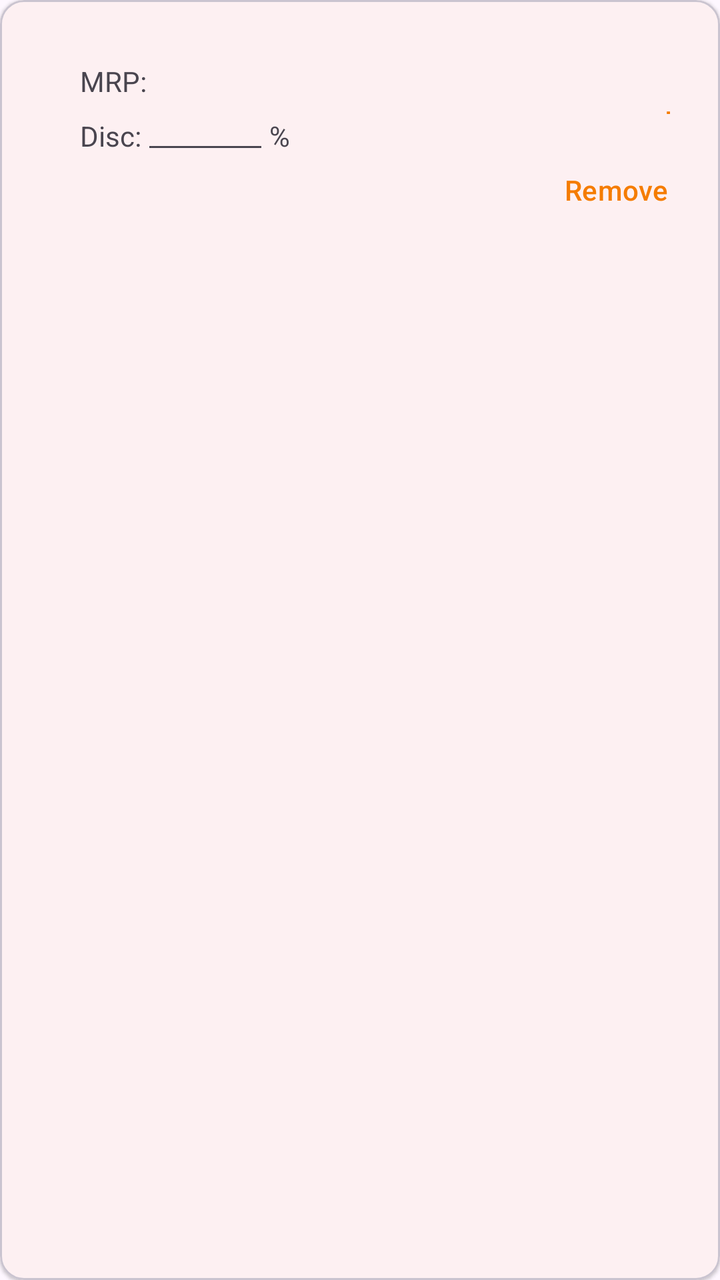
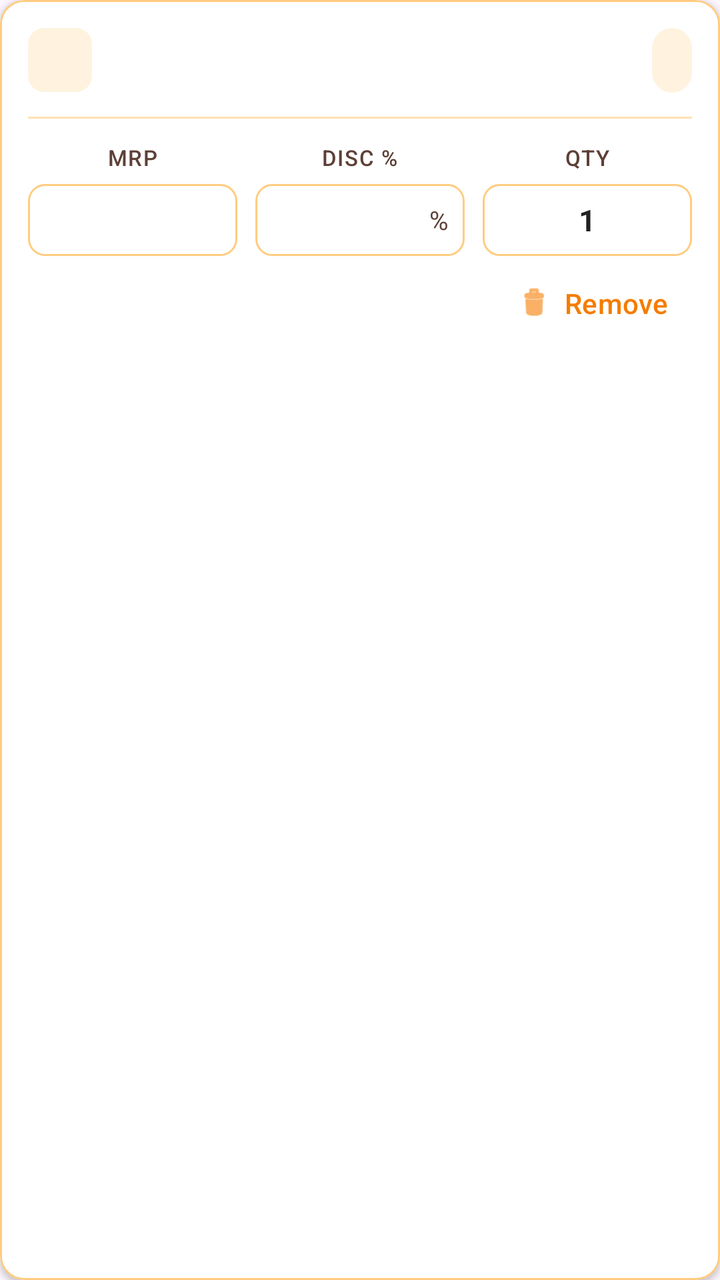

Compare the two renders of this Android layout. The source of the first and the diff that turns it into the second are given below.
<!-- AndroidManifest.xml: application theme Theme.VikrSaathi -->
<!-- res/layout/item_bill_line.xml -->
<?xml version="1.0" encoding="utf-8"?>
<com.google.android.material.card.MaterialCardView xmlns:android="http://schemas.android.com/apk/res/android"
    xmlns:app="http://schemas.android.com/apk/res-auto"
    android:layout_width="match_parent"
    android:layout_height="wrap_content"
    android:layout_margin="4dp"
    app:cardElevation="1dp">

    <LinearLayout
        android:layout_width="match_parent"
        android:layout_height="wrap_content"
        android:orientation="vertical"
        android:padding="8dp">

        <LinearLayout
            android:layout_width="match_parent"
            android:layout_height="wrap_content"
            android:orientation="horizontal">

            <TextView
                android:id="@+id/textSlNo"
                android:layout_width="32dp"
                android:layout_height="wrap_content"
                android:textStyle="bold" />

            <LinearLayout
                android:layout_width="0dp"
                android:layout_height="wrap_content"
                android:layout_weight="1"
                android:orientation="vertical">

                <TextView
                    android:id="@+id/textParticulars"
                    android:layout_width="match_parent"
                    android:layout_height="wrap_content"
                    android:textStyle="bold" />

                <LinearLayout
                    android:layout_width="match_parent"
                    android:layout_height="wrap_content"
                    android:layout_marginTop="4dp"
                    android:gravity="center_vertical"
                    android:orientation="horizontal">

                    <TextView
                        android:layout_width="wrap_content"
                        android:layout_height="wrap_content"
                        android:text="@string/mrp_label" />

                    <TextView
                        android:id="@+id/textMrp"
                        android:layout_width="wrap_content"
                        android:layout_height="wrap_content"
                        android:layout_marginStart="4dp" />
                </LinearLayout>

                <LinearLayout
                    android:layout_width="match_parent"
                    android:layout_height="wrap_content"
                    android:layout_marginTop="4dp"
                    android:gravity="center_vertical"
                    android:orientation="horizontal">

                    <TextView
                        android:layout_width="wrap_content"
                        android:layout_height="wrap_content"
                        android:text="@string/discount_label" />

                    <com.google.android.material.textfield.TextInputEditText
                        android:id="@+id/editDiscount"
                        android:layout_width="64dp"
                        android:layout_height="wrap_content"
                        android:inputType="numberDecimal"
                        android:minHeight="0dp"
                        android:padding="4dp"
                        android:textSize="14sp" />

                    <TextView
                        android:layout_width="wrap_content"
                        android:layout_height="wrap_content"
                        android:text="%" />
                </LinearLayout>
            </LinearLayout>

            <LinearLayout
                android:layout_width="wrap_content"
                android:layout_height="wrap_content"
                android:gravity="end"
                android:orientation="vertical">

                <TextView
                    android:id="@+id/textPrice"
                    android:layout_width="wrap_content"
                    android:layout_height="wrap_content"
                    android:textStyle="bold" />

                <LinearLayout
                    android:layout_width="wrap_content"
                    android:layout_height="wrap_content"
                    android:layout_marginTop="8dp"
                    android:gravity="center_vertical"
                    android:orientation="horizontal">

                    <com.google.android.material.button.MaterialButton
                        android:id="@+id/buttonDecreaseQty"
                        style="@style/Widget.Material3.Button.IconButton"
                        android:layout_width="36dp"
                        android:layout_height="36dp"
                        android:text="-" />

                    <TextView
                        android:id="@+id/textQuantity"
                        android:layout_width="32dp"
                        android:layout_height="wrap_content"
                        android:gravity="center"
                        android:textStyle="bold" />

                    <com.google.android.material.button.MaterialButton
                        android:id="@+id/buttonIncreaseQty"
                        style="@style/Widget.Material3.Button.IconButton"
                        android:layout_width="36dp"
                        android:layout_height="36dp"
                        android:text="+" />
                </LinearLayout>

                <com.google.android.material.button.MaterialButton
                    android:id="@+id/buttonRemoveLine"
                    style="@style/Widget.Material3.Button.TextButton"
                    android:layout_width="wrap_content"
                    android:layout_height="wrap_content"
                    android:text="@string/remove" />
            </LinearLayout>
        </LinearLayout>
    </LinearLayout>
</com.google.android.material.card.MaterialCardView>
<!-- resources referenced by this layout -->
<resources>
  <string name="discount_label">Disc:</string>
  <string name="mrp_label">MRP:</string>
  <string name="remove">Remove</string>
  <style name="Theme.VikrSaathi" parent="Theme.Material3.DayNight.NoActionBar">
          <item name="colorPrimary">@color/orange_primary</item>
          <item name="colorPrimaryDark">@color/orange_primary_dark</item>
          <item name="colorPrimaryVariant">@color/orange_primary_dark</item>
          <item name="colorOnPrimary">@color/orange_on_primary</item>
          <item name="colorSecondary">@color/orange_accent</item>
          <item name="colorSecondaryVariant">@color/orange_700</item>
          <item name="colorOnSecondary">@color/black</item>
          <item name="colorPrimaryContainer">@color/orange_100</item>
          <item name="colorOnPrimaryContainer">@color/orange_900</item>
          <item name="android:statusBarColor">@color/orange_primary_dark</item>
          <item name="android:navigationBarColor">@color/orange_primary_dark</item>
      </style>
  <color name="orange_primary">#F57C00</color>
  <color name="orange_primary_dark">#E65100</color>
  <color name="orange_on_primary">#FFFFFF</color>
  <color name="orange_accent">#FFB74D</color>
  <color name="orange_700">#F57C00</color>
  <color name="black">#FF000000</color>
  <color name="orange_100">#FFE0B2</color>
  <color name="orange_900">#E65100</color>
</resources>

<!-- the commit's change to res/layout/item_bill_line.xml (unified diff, before → after) -->
@@ -1,135 +1,181 @@
 <?xml version="1.0" encoding="utf-8"?>
 <com.google.android.material.card.MaterialCardView xmlns:android="http://schemas.android.com/apk/res/android"
     xmlns:app="http://schemas.android.com/apk/res-auto"
+    style="@style/VikrSaathiBillLineCard"
     android:layout_width="match_parent"
     android:layout_height="wrap_content"
-    android:layout_margin="4dp"
-    app:cardElevation="1dp">
+    android:layout_marginHorizontal="2dp"
+    android:layout_marginVertical="6dp">
 
     <LinearLayout
         android:layout_width="match_parent"
         android:layout_height="wrap_content"
         android:orientation="vertical"
-        android:padding="8dp">
+        android:padding="14dp">
 
         <LinearLayout
             android:layout_width="match_parent"
             android:layout_height="wrap_content"
+            android:gravity="center_vertical"
             android:orientation="horizontal">
 
             <TextView
                 android:id="@+id/textSlNo"
                 android:layout_width="32dp"
+                android:layout_height="32dp"
+                android:background="@drawable/bg_bill_line_badge"
+                android:gravity="center"
+                android:textColor="@color/orange_800"
+                android:textSize="14sp"
+                android:textStyle="bold" />
+
+            <TextView
+                android:id="@+id/textParticulars"
+                android:layout_width="0dp"
                 android:layout_height="wrap_content"
+                android:layout_marginStart="12dp"
+                android:layout_weight="1"
+                android:ellipsize="end"
+                android:maxLines="2"
+                android:textAppearance="?attr/textAppearanceTitleMedium"
+                android:textColor="@color/text_primary_dark"
                 android:textStyle="bold" />
+
+            <TextView
+                android:id="@+id/textPrice"
+                android:layout_width="wrap_content"
+                android:layout_height="wrap_content"
+                android:layout_marginStart="8dp"
+                android:background="@drawable/bg_bill_line_total"
+                android:paddingHorizontal="10dp"
+                android:paddingVertical="6dp"
+                android:textColor="@color/orange_800"
+                android:textSize="15sp"
+                android:textStyle="bold" />
+        </LinearLayout>
+
+        <View
+            android:layout_width="match_parent"
+            android:layout_height="1dp"
+            android:layout_marginTop="12dp"
+            android:layout_marginBottom="12dp"
+            android:background="@color/orange_100" />
+
+        <LinearLayout
+            android:layout_width="match_parent"
+            android:layout_height="wrap_content"
+            android:baselineAligned="false"
+            android:orientation="horizontal">
 
             <LinearLayout
                 android:layout_width="0dp"
                 android:layout_height="wrap_content"
+                android:layout_marginEnd="6dp"
                 android:layout_weight="1"
+                android:gravity="center_horizontal"
                 android:orientation="vertical">
 
                 <TextView
-                    android:id="@+id/textParticulars"
+                    style="@style/VikrSaathiBillLineLabel"
+                    android:layout_width="wrap_content"
+                    android:layout_height="wrap_content"
+                    android:text="@string/mrp" />
+
+                <TextView
+                    android:id="@+id/textMrp"
                     android:layout_width="match_parent"
+                    android:layout_height="36dp"
+                    android:layout_marginTop="6dp"
+                    android:background="@drawable/bg_bill_line_input"
+                    android:gravity="center"
+                    android:textColor="@color/text_primary_dark"
+                    android:textSize="15sp"
+                    android:textStyle="bold" />
+            </LinearLayout>
+
+            <LinearLayout
+                android:layout_width="0dp"
+                android:layout_height="wrap_content"
+                android:layout_marginHorizontal="3dp"
+                android:layout_weight="1"
+                android:gravity="center_horizontal"
+                android:orientation="vertical">
+
+                <TextView
+                    style="@style/VikrSaathiBillLineLabel"
+                    android:layout_width="wrap_content"
                     android:layout_height="wrap_content"
-                    android:textStyle="bold" />
+                    android:text="@string/discount_short" />
 
                 <LinearLayout
                     android:layout_width="match_parent"
-                    android:layout_height="wrap_content"
-                    android:layout_marginTop="4dp"
-                    android:gravity="center_vertical"
-                    android:orientation="horizontal">
+                    android:layout_height="36dp"
+                    android:layout_marginTop="6dp"
+                    android:background="@drawable/bg_bill_line_input"
+                    android:gravity="center"
+                    android:orientation="horizontal"
+                    android:paddingHorizontal="4dp">
+
+                    <com.google.android.material.textfield.TextInputEditText
+                        android:id="@+id/editDiscount"
+                        style="@style/VikrSaathiBillLineInput"
+                        android:layout_width="0dp"
+                        android:layout_height="match_parent"
+                        android:layout_weight="1"
+                        android:background="@android:color/transparent"
+                        android:inputType="numberDecimal"
+                        android:minHeight="0dp"
+                        android:padding="0dp" />
 
                     <TextView
                         android:layout_width="wrap_content"
                         android:layout_height="wrap_content"
-                        android:text="@string/mrp_label" />
-
-                    <TextView
-                        android:id="@+id/textMrp"
-                        android:layout_width="wrap_content"
-                        android:layout_height="wrap_content"
-                        android:layout_marginStart="4dp" />
-                </LinearLayout>
-
-                <LinearLayout
-                    android:layout_width="match_parent"
-                    android:layout_height="wrap_content"
-                    android:layout_marginTop="4dp"
-                    android:gravity="center_vertical"
-                    android:orientation="horizontal">
-
-                    <TextView
-                        android:layout_width="wrap_content"
-                        android:layout_height="wrap_content"
-                        android:text="@string/discount_label" />
-
-                    <com.google.android.material.textfield.TextInputEditText
-                        android:id="@+id/editDiscount"
-                        android:layout_width="64dp"
-                        android:layout_height="wrap_content"
-                        android:inputType="numberDecimal"
-                        android:minHeight="0dp"
-                        android:padding="4dp"
-                        android:textSize="14sp" />
-
-                    <TextView
-                        android:layout_width="wrap_content"
-                        android:layout_height="wrap_content"
-                        android:text="%" />
+                        android:layout_marginEnd="4dp"
+                        android:text="%"
+                        android:textColor="@color/text_secondary_dark"
+                        android:textSize="13sp" />
                 </LinearLayout>
             </LinearLayout>
 
             <LinearLayout
-                android:layout_width="wrap_content"
+                android:layout_width="0dp"
                 android:layout_height="wrap_content"
-                android:gravity="end"
+                android:layout_marginStart="6dp"
+                android:layout_weight="1"
+                android:gravity="center_horizontal"
                 android:orientation="vertical">
 
                 <TextView
-                    android:id="@+id/textPrice"
+                    style="@style/VikrSaathiBillLineLabel"
                     android:layout_width="wrap_content"
                     android:layout_height="wrap_content"
-                    android:textStyle="bold" />
+                    android:text="@string/qty_short" />
 
-                <LinearLayout
-                    android:layout_width="wrap_content"
-                    android:layout_height="wrap_content"
-                    android:layout_marginTop="8dp"
-                    android:gravity="center_vertical"
-                    android:orientation="horizontal">
-
-                    <com.google.android.material.button.MaterialButton
-                        android:id="@+id/buttonDecreaseQty"
-                        style="@style/Widget.Material3.Button.IconButton"
-                        android:layout_width="36dp"
-                        android:layout_height="36dp"
-                        android:text="-" />
-
-                    <TextView
-                        android:id="@+id/textQuantity"
-                        android:layout_width="32dp"
-                        android:layout_height="wrap_content"
-                        android:gravity="center"
-                        android:textStyle="bold" />
-
-                    <com.google.android.material.button.MaterialButton
-                        android:id="@+id/buttonIncreaseQty"
-                        style="@style/Widget.Material3.Button.IconButton"
-                        android:layout_width="36dp"
-                        android:layout_height="36dp"
-                        android:text="+" />
-                </LinearLayout>
-
-                <com.google.android.material.button.MaterialButton
-                    android:id="@+id/buttonRemoveLine"
-                    style="@style/Widget.Material3.Button.TextButton"
-                    android:layout_width="wrap_content"
-                    android:layout_height="wrap_content"
-                    android:text="@string/remove" />
+                <com.google.android.material.textfield.TextInputEditText
+                    android:id="@+id/editQuantity"
+                    style="@style/VikrSaathiBillLineInput"
+                    android:layout_width="match_parent"
+                    android:layout_height="36dp"
+                    android:layout_marginTop="6dp"
+                    android:inputType="numberSigned"
+                    android:text="1" />
             </LinearLayout>
         </LinearLayout>
+
+        <com.google.android.material.button.MaterialButton
+            android:id="@+id/buttonRemoveLine"
+            style="@style/Widget.Material3.Button.TextButton"
+            android:layout_width="wrap_content"
+            android:layout_height="wrap_content"
+            android:layout_gravity="end"
+            android:layout_marginTop="4dp"
+            android:minHeight="36dp"
+            android:text="@string/remove"
+            android:textColor="@color/orange_700"
+            app:icon="@android:drawable/ic_menu_delete"
+            app:iconGravity="textStart"
+            app:iconPadding="6dp"
+            app:iconSize="18dp"
+            app:iconTint="@color/orange_700" />
     </LinearLayout>
 </com.google.android.material.card.MaterialCardView>
<!-- resource entries referenced after the edit -->
@@ -1,8 +1,29 @@
 <!-- resources referenced by this layout -->
 <resources>
-  <string name="discount_label">Disc:</string>
-  <string name="mrp_label">MRP:</string>
   <string name="remove">Remove</string>
+  <style name="VikrSaathiBillLineCard" parent="Widget.Material3.CardView.Outlined">
+          <item name="cardCornerRadius">12dp</item>
+          <item name="cardElevation">2dp</item>
+          <item name="strokeColor">@color/orange_200</item>
+          <item name="strokeWidth">1dp</item>
+          <item name="cardBackgroundColor">@color/white</item>
+      </style>
+  <style name="VikrSaathiBillLineInput">
+          <item name="android:background">@drawable/bg_bill_line_input</item>
+          <item name="android:gravity">center</item>
+          <item name="android:minHeight">36dp</item>
+          <item name="android:paddingStart">8dp</item>
+          <item name="android:paddingEnd">8dp</item>
+          <item name="android:textColor">@color/text_primary_dark</item>
+          <item name="android:textSize">15sp</item>
+          <item name="android:textStyle">bold</item>
+      </style>
+  <style name="VikrSaathiBillLineLabel">
+          <item name="android:textAppearance">?attr/textAppearanceLabelSmall</item>
+          <item name="android:textColor">@color/text_secondary_dark</item>
+          <item name="android:textAllCaps">true</item>
+          <item name="android:letterSpacing">0.05</item>
+      </style>
   <style name="Theme.VikrSaathi" parent="Theme.Material3.DayNight.NoActionBar">
           <item name="colorPrimary">@color/orange_primary</item>
           <item name="colorPrimaryDark">@color/orange_primary_dark</item>
@@ -16,11 +37,44 @@
           <item name="android:statusBarColor">@color/orange_primary_dark</item>
           <item name="android:navigationBarColor">@color/orange_primary_dark</item>
       </style>
+  <color name="orange_50">#FFF3E0</color>
+  <color name="white">#FFFFFFFF</color>
+  <color name="orange_200">#FFCC80</color>
   <color name="orange_primary">#F57C00</color>
   <color name="orange_primary_dark">#E65100</color>
   <color name="orange_on_primary">#FFFFFF</color>
   <color name="orange_accent">#FFB74D</color>
   <color name="orange_700">#F57C00</color>
+  <color name="orange_800">#EF6C00</color>
+  <color name="text_primary_dark">#212121</color>
+  <color name="text_secondary_dark">#5D4037</color>
+  <!-- drawable bg_bill_line_badge (drawable) -->
+  <?xml version="1.0" encoding="utf-8"?>
+  <shape xmlns:android="http://schemas.android.com/apk/res/android"
+      android:shape="rectangle">
+      <solid android:color="@color/orange_50" />
+      <corners android:radius="8dp" />
+  </shape>
+  <!-- drawable bg_bill_line_input (drawable) -->
+  <?xml version="1.0" encoding="utf-8"?>
+  <shape xmlns:android="http://schemas.android.com/apk/res/android"
+      android:shape="rectangle">
+      <solid android:color="@color/white" />
+      <stroke
+          android:width="1dp"
+          android:color="@color/orange_200" />
+      <corners android:radius="8dp" />
+  </shape>
+  <!-- drawable bg_bill_line_total (drawable) -->
+  <?xml version="1.0" encoding="utf-8"?>
+  <shape xmlns:android="http://schemas.android.com/apk/res/android"
+      android:shape="rectangle">
+      <solid android:color="@color/orange_50" />
+      <corners android:radius="10dp" />
+  </shape>
+  <string name="discount_short">Disc %</string>
+  <string name="mrp">MRP</string>
+  <string name="qty_short">Qty</string>
   <color name="black">#FF000000</color>
   <color name="orange_100">#FFE0B2</color>
   <color name="orange_900">#E65100</color>
